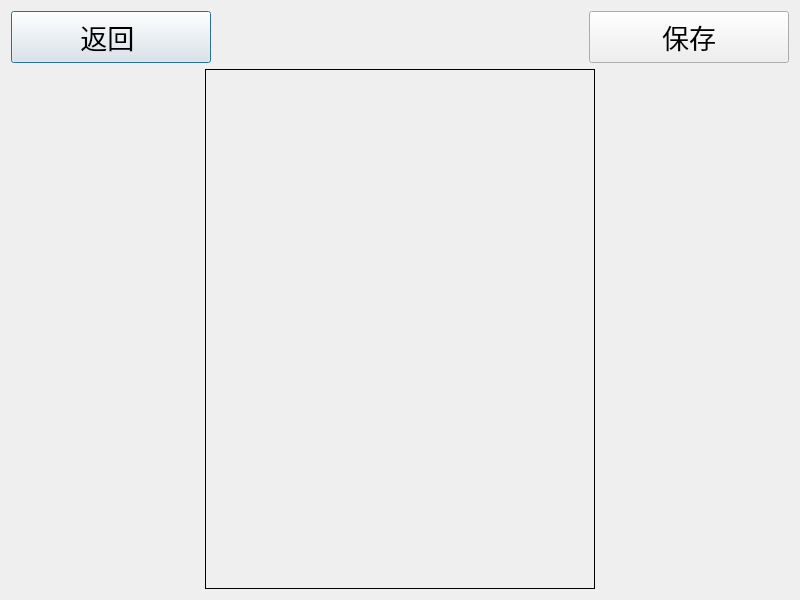
This is tx2_iris/capturephoto.ui in iuytr09/tx2_iris as Qt 5 draws it before an edit. The edited form follows.
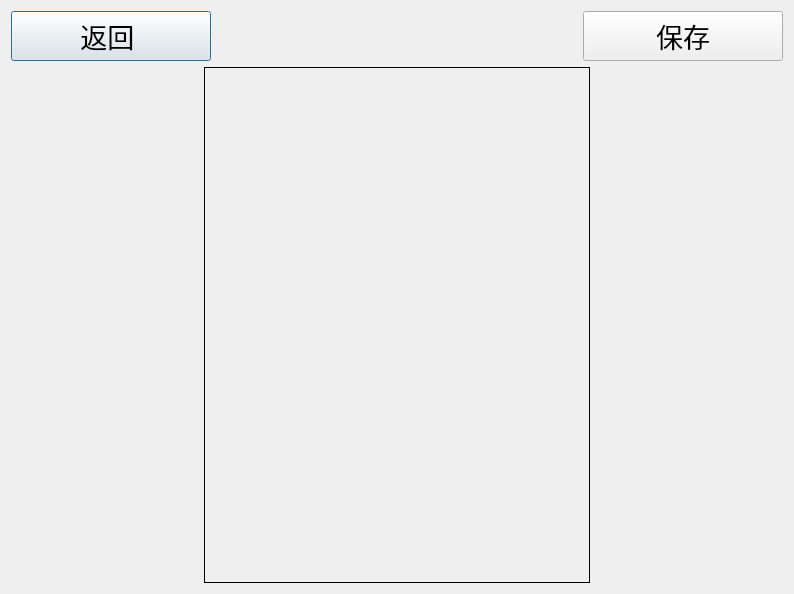
This is the edited form. Icons and pictures are not drawn.

Patch:
```diff
--- a/tx2_iris/capturephoto.ui
+++ b/tx2_iris/capturephoto.ui
@@ -6,8 +6,8 @@
    <rect>
     <x>0</x>
     <y>0</y>
-    <width>800</width>
-    <height>600</height>
+    <width>794</width>
+    <height>594</height>
    </rect>
   </property>
   <property name="windowTitle">
```
